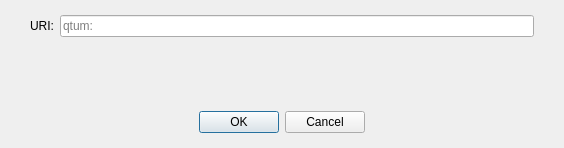
First picture: the form in src/qt/forms/openuridialog.ui, repository equitypay/eqpay, before the edit.
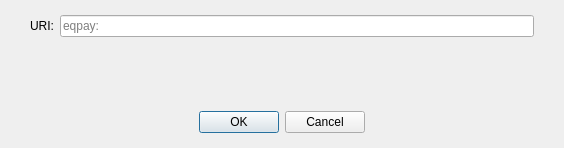
Second picture: the form after the edit. Custom widgets are drawn as their Qt base class.

Commit message: Rename Qtum -> EqPay

```diff
--- a/src/qt/forms/openuridialog.ui
+++ b/src/qt/forms/openuridialog.ui
@@ -44,7 +44,7 @@
      <item>
       <widget class="QValidatedLineEdit" name="uriEdit">
        <property name="placeholderText">
-        <string notr="true">qtum:</string>
+        <string notr="true">eqpay:</string>
        </property>
       </widget>
      </item>
```
Left out of the diff: 2 changed lines with no effect on the pictures. The commit also changes 542 other files.
